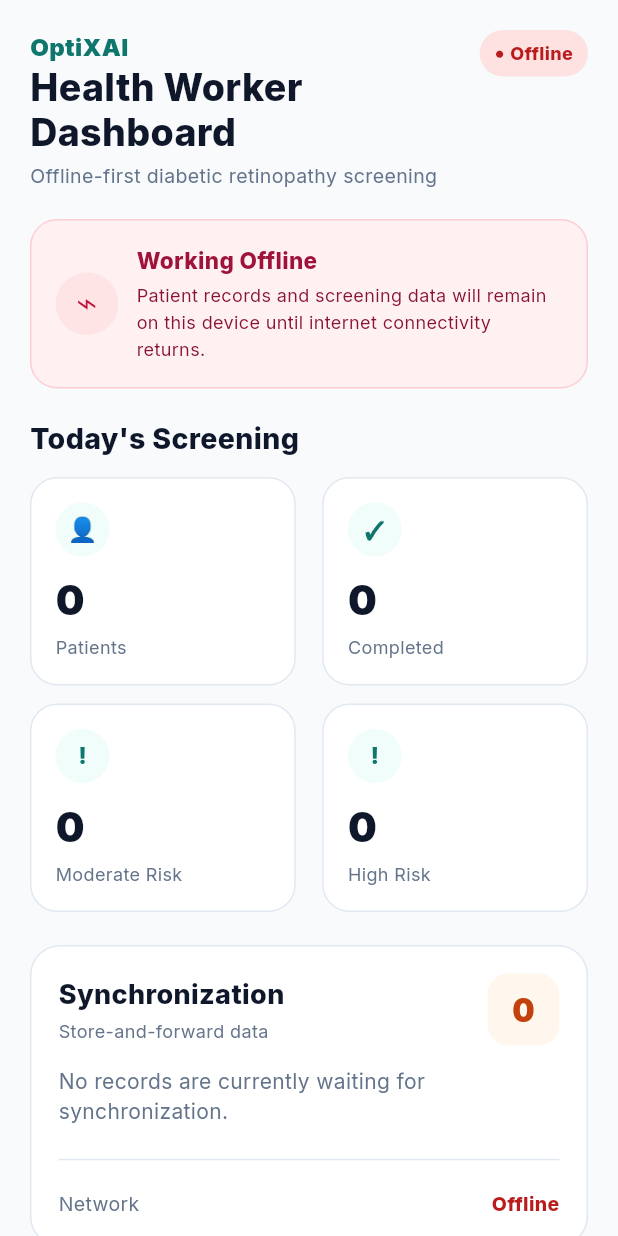
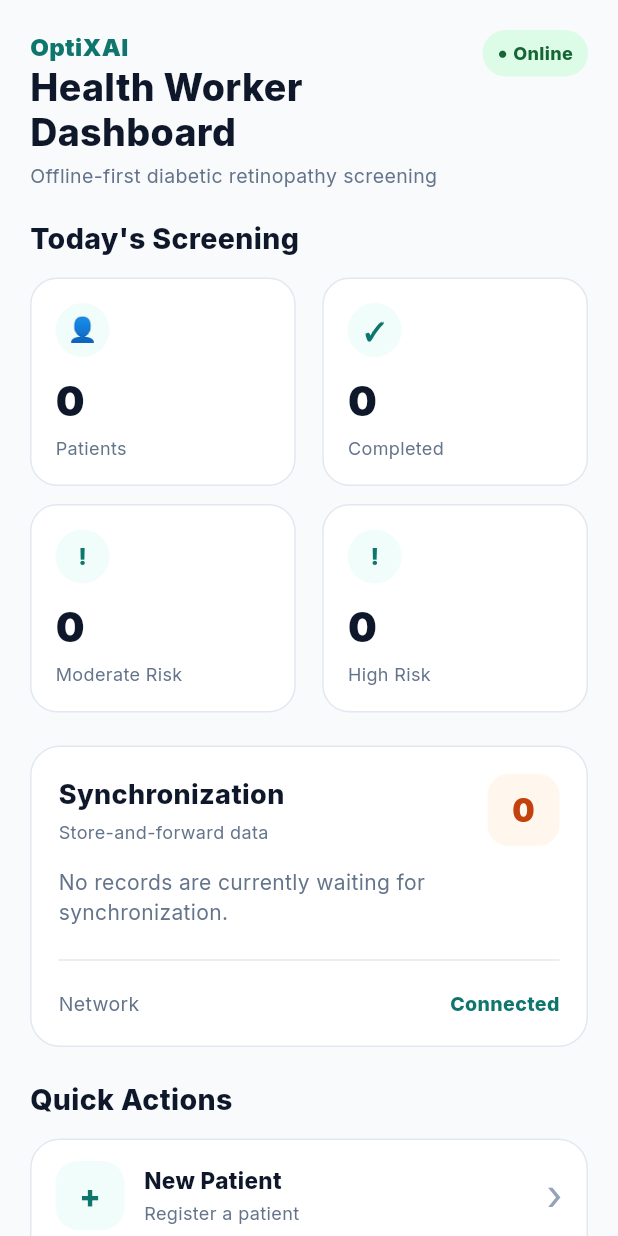
Before and after one commit to Aaryan2737/sih-app, a Flutter app: the screen it shows after launch, on a phone screen of 412 x 824 dp. Run offline on Flutter 3.47's test engine with Material 3 defaults, Android fonts, the phone set to English and light mode, and no system bars; our stand-ins replace camera, connectivity_plus, flutter_dotenv, google_fonts, image_picker, sqflite and 1 more; missing offline and left inert: tflite_flutter; accounts and stored records are empty.

Commit message:
feat: implement network listener and manual sync

```diff
--- a/lib/main.dart
+++ b/lib/main.dart
@@ -1,6 +1,8 @@
+import 'dart:async';
 import 'package:flutter/material.dart';
 import 'package:supabase_flutter/supabase_flutter.dart';
 import 'package:flutter_dotenv/flutter_dotenv.dart';
+import 'package:connectivity_plus/connectivity_plus.dart';
 import 'core/constants.dart';
 import 'data/local_database.dart';
 import 'services/supabase_sync_service.dart';
@@ -60,17 +62,35 @@ class _DashboardScreenState extends State<DashboardScreen> {
   int _pendingSync = 0;
   List<Patient> _recentScreenings = [];
 
+  late StreamSubscription<List<ConnectivityResult>> _connectivitySubscription;
+
   @override
   void initState() {
     super.initState();
     SupabaseSyncService().startAutoSync();
     _loadDashboard();
+    _checkInitialConnectivity();
+    _connectivitySubscription = Connectivity().onConnectivityChanged.listen(_updateConnectionStatus);
   }
 
   @override
   void dispose() {
     SupabaseSyncService().stopAutoSync();
+    _connectivitySubscription.cancel();
     super.dispose();
+  }
+
+  Future<void> _checkInitialConnectivity() async {
+    final results = await Connectivity().checkConnectivity();
+    _updateConnectionStatus(results);
+  }
+
+  void _updateConnectionStatus(List<ConnectivityResult> results) {
+    if (mounted) {
+      setState(() {
+        _connectionStatus = results.any((r) => r != ConnectivityResult.none) ? 'online' : 'offline';
+      });
+    }
   }
 
   Future<void> _loadDashboard() async {
@@ -160,13 +180,13 @@ class _DashboardScreenState extends State<DashboardScreen> {
                   Container(
                     padding: const EdgeInsets.symmetric(horizontal: 10, vertical: 7),
                     decoration: BoxDecoration(
-                      color: AppColors.offlineBadgeBg,
+                      color: _connectionStatus == 'online' ? const Color(0xFFdcfce7) : AppColors.offlineBadgeBg,
                       borderRadius: BorderRadius.circular(20),
                     ),
-                    child: const Row(
+                    child: Row(
                       children: [
-                        Text('● ', style: TextStyle(fontSize: 11, color: AppColors.offlineBadgeText)),
-                        Text('Offline', style: TextStyle(fontSize: 12, fontWeight: FontWeight.w800, color: AppColors.offlineBadgeText)),
+                        Text('● ', style: TextStyle(fontSize: 11, color: _connectionStatus == 'online' ? const Color(0xFF166534) : AppColors.offlineBadgeText)),
+                        Text(_connectionStatus == 'online' ? 'Online' : 'Offline', style: TextStyle(fontSize: 12, fontWeight: FontWeight.w800, color: _connectionStatus == 'online' ? const Color(0xFF166534) : AppColors.offlineBadgeText)),
                       ],
                     ),
                   ),
@@ -175,6 +195,7 @@ class _DashboardScreenState extends State<DashboardScreen> {
               const SizedBox(height: 20),
 
               // OFFLINE CARD
+              if (_connectionStatus == 'offline')
                 Container(
                   padding: const EdgeInsets.all(16),
                   decoration: BoxDecoration(
@@ -203,6 +224,38 @@ class _DashboardScreenState extends State<DashboardScreen> {
                     ],
                   ),
                 ),
+
+              if (_connectionStatus == 'online' && _pendingSync > 0)
+                Container(
+                  padding: const EdgeInsets.all(16),
+                  decoration: BoxDecoration(
+                    color: const Color(0xFFdcfce7),
+                    border: Border.all(color: const Color(0xFFbbf7d0)),
+                    borderRadius: BorderRadius.circular(18),
+                  ),
+                  child: Row(
+                    children: [
+                      Container(
+                        width: 42, height: 42,
+                        decoration: BoxDecoration(color: const Color(0xFF22c55e), borderRadius: BorderRadius.circular(21)),
+                        child: const Center(child: Text('✓', style: TextStyle(color: Colors.white, fontSize: 24))),
+                      ),
+                      const SizedBox(width: 12),
+                      const Expanded(
+                        child: Column(
+                          crossAxisAlignment: CrossAxisAlignment.start,
+                          children: [
+                            Text('Connection Restored', style: TextStyle(color: Color(0xFF166534), fontSize: 15, fontWeight: FontWeight.w800)),
+                            SizedBox(height: 4),
+                            Text('Pending records can be synchronized when the backend is available.', style: TextStyle(color: Color(0xFF15803d), fontSize: 12, height: 1.5)),
+                          ],
+                        ),
+                      ),
+                    ],
+                  ),
+                ),
+
+              if (_connectionStatus == 'offline' || (_connectionStatus == 'online' && _pendingSync > 0))
                 const SizedBox(height: 20),
 
               // TODAY'S SCREENING
@@ -266,10 +319,10 @@ class _DashboardScreenState extends State<DashboardScreen> {
                       mainAxisAlignment: MainAxisAlignment.spaceBetween,
                       children: [
                         const Text('Network', style: TextStyle(color: AppColors.secondaryText, fontSize: 13)),
-                        const Text('Offline', style: TextStyle(fontWeight: FontWeight.w800, fontSize: 13, color: AppColors.offlineBadgeText)),
+                        Text(_connectionStatus == 'online' ? 'Connected' : 'Offline', style: TextStyle(fontWeight: FontWeight.w800, fontSize: 13, color: _connectionStatus == 'online' ? AppColors.brandTeal : AppColors.offlineBadgeText)),
                       ],
                     ),
-                    if (_pendingSync > 0) ...[
+                    if (_connectionStatus == 'online' && _pendingSync > 0) ...[
                       const SizedBox(height: 15),
                       ElevatedButton(
                         onPressed: _syncData,
```
Lines whose indentation alone changed are shown as unchanged.
